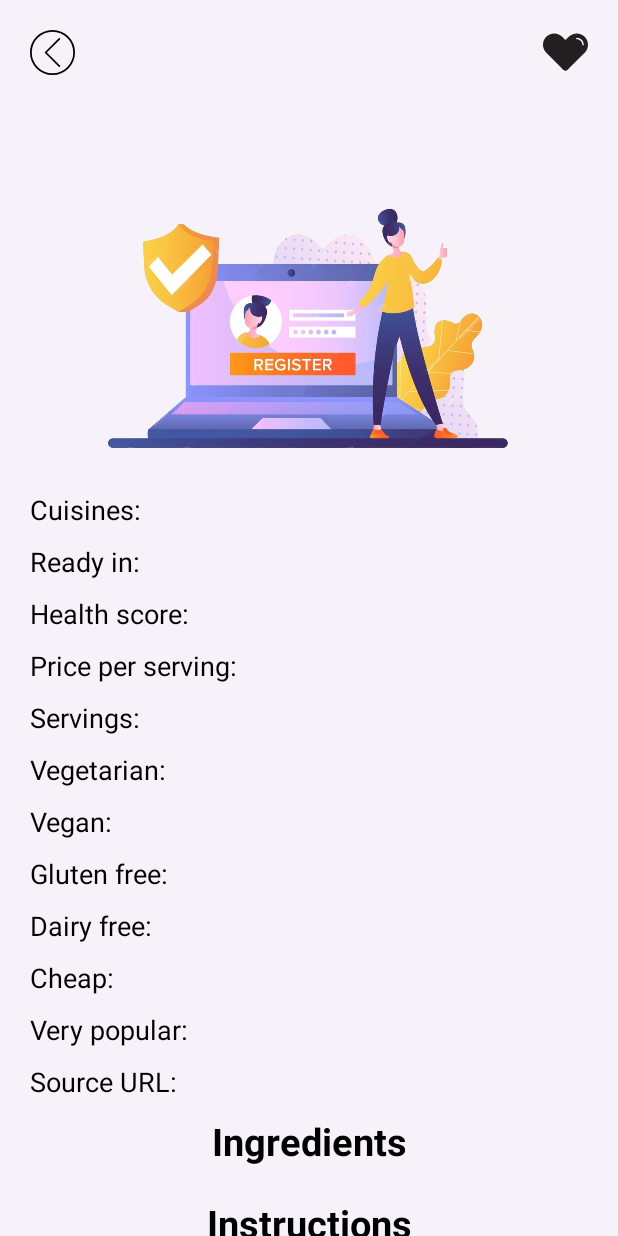
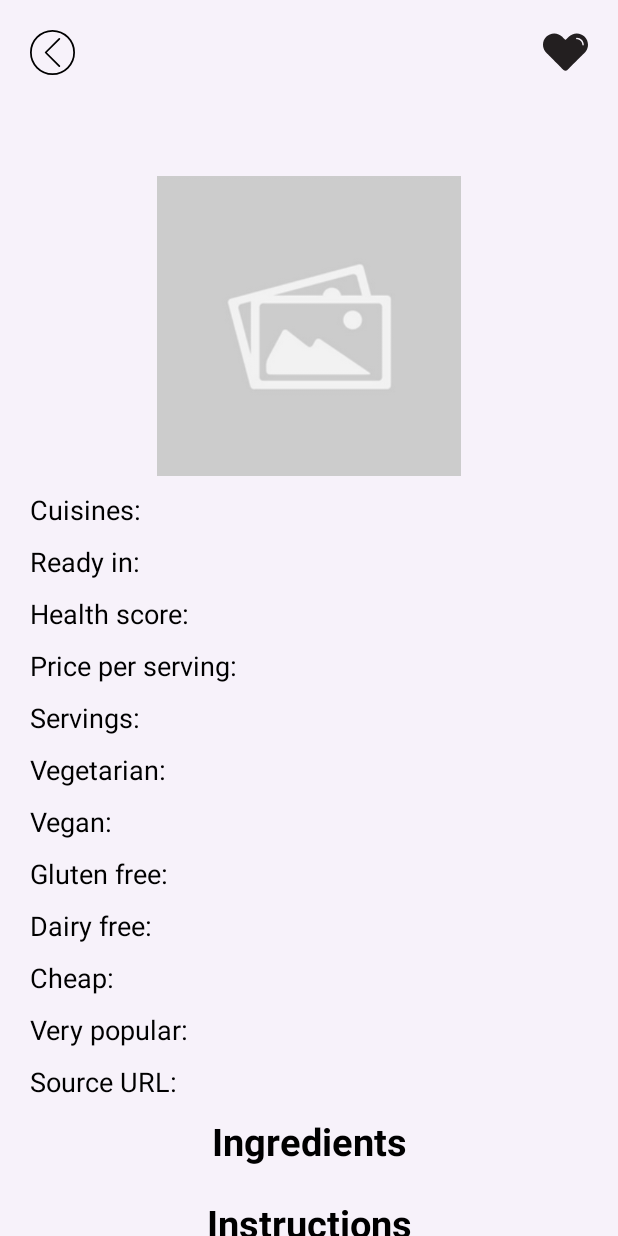
Before and after one commit to davidbera1/TBC-IT-Academy, an Android app: the fragment RecipeDetailsBottomSheetFragment placed in its activity, item 3 of the bottom bar chosen, on a phone screen of 412 x 824 dp. Run offline under Robolectric (Android 15) with nearby library versions, the phone set to English and light mode, and no system bars; our stand-ins replace Dagger/Hilt's generated code, Firebase (no records; nobody signed in at launch, a user with empty details on screens opened directly); 4 statements that could not run were skipped.

Commit message:
midterm project - almost done

```diff
--- a/app/src/main/java/com/example/learnandroid/presentation/ui/recipe_details_bottom_sheet/RecipeDetailsBottomSheetFragment.kt
+++ b/app/src/main/java/com/example/learnandroid/presentation/ui/recipe_details_bottom_sheet/RecipeDetailsBottomSheetFragment.kt
@@ -1,6 +1,7 @@
 package com.example.learnandroid.presentation.ui.recipe_details_bottom_sheet
 
 import android.annotation.SuppressLint
+import android.text.util.Linkify
 import android.util.Log
 import android.view.View
 import android.widget.TextView
@@ -86,7 +87,10 @@ class RecipeDetailsBottomSheetFragment :
             }
 
             setTextOrHideView(tvServings, recipe.servings)
+
             setTextOrHideView(tvSourceUrl, recipe.sourceUrl)
+            Linkify.addLinks(binding.tvSourceUrl, Linkify.WEB_URLS)
+
             setTextOrHideView(tvVegetarian, recipe.vegetarian)
             setTextOrHideView(tvVegan, recipe.vegan)
             setTextOrHideView(tvGlutenFree, recipe.glutenFree)
--- a/app/src/main/res/layout/fragment_recipe_details_bottom_sheet.xml
+++ b/app/src/main/res/layout/fragment_recipe_details_bottom_sheet.xml
@@ -54,7 +54,7 @@
                 app:layout_constraintEnd_toEndOf="parent"
                 app:layout_constraintStart_toStartOf="parent"
                 app:layout_constraintTop_toBottomOf="@id/tvTitle"
-                app:srcCompat="@drawable/register" />
+                app:srcCompat="@drawable/placeholder" />
 
 
             <androidx.appcompat.widget.AppCompatTextView
```
